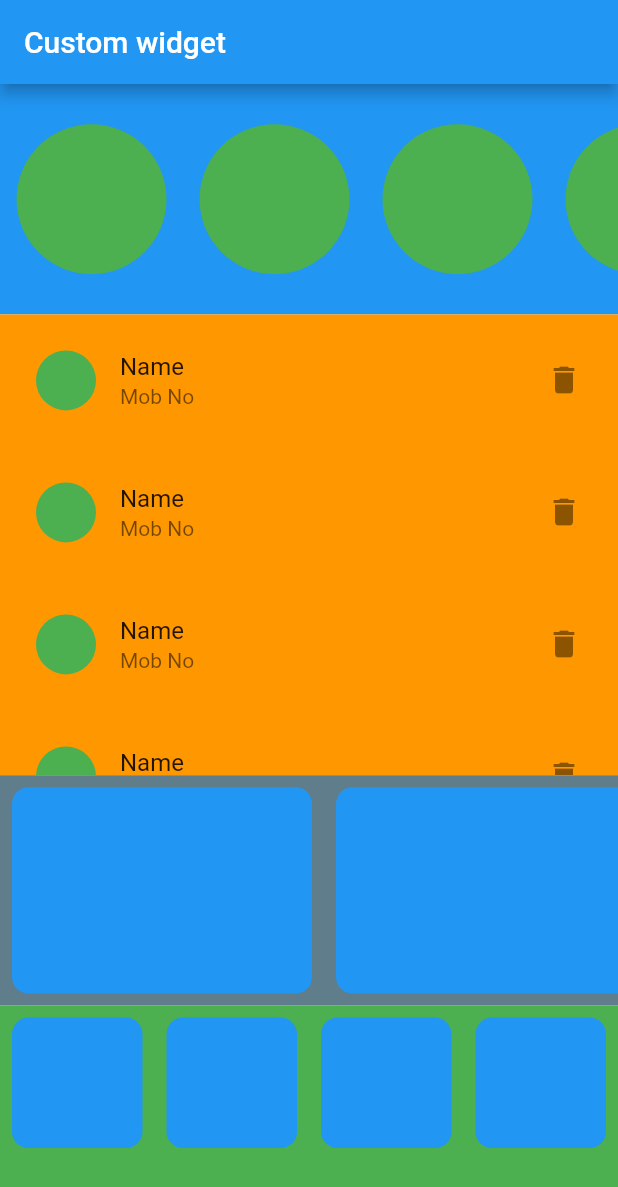
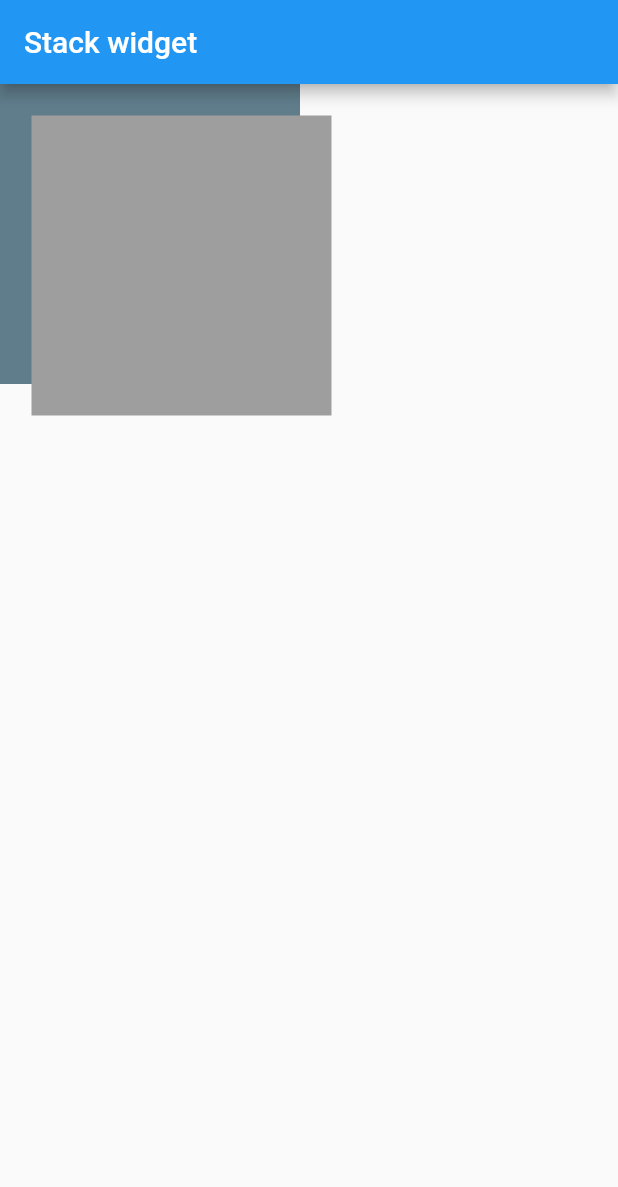
Before and after one commit to KiranKhadd29/practiceFlutter, a Flutter app: the screen it shows after launch, on a phone screen of 412 x 824 dp. Shown: the top 1187 px of the screen. Run offline on Flutter 3.47's test engine with Material 2 defaults, Android fonts, the phone set to English and light mode, and no system bars.

Commit message:
Stack widget

```diff
--- a/Sayali Workspace/demoproject/lib/main.dart
+++ b/Sayali Workspace/demoproject/lib/main.dart
@@ -10,7 +10,6 @@ void main() {
 
 class MyApp extends StatelessWidget {
   const MyApp({super.key});
-
   // This widget is the root of your application.
   @override
   Widget build(BuildContext context) {
@@ -24,20 +23,20 @@ class MyApp extends StatelessWidget {
             titleSmall:  TextStyle(fontSize: 11,fontWeight: FontWeight.w500,fontStyle: FontStyle.italic),
         ),*/
       ),
-      //home: const MyHomePage(title: 'Flutter Demo Home Page'),
-      home: MyHomePage(),
+      home: const MyHomePage(title: 'Flutter Demo Home Page'),
+      //home: MyHomePage(),
     );
   }
 }
 
-/*class MyHomePage extends StatefulWidget {
+class MyHomePage extends StatefulWidget {
   const MyHomePage({super.key, required this.title});
   final String title;
   @override
   State<MyHomePage> createState() => _MyHomePageState();
-}*/
+}
 
-/*class _MyHomePageState extends State<MyHomePage> {
+class _MyHomePageState extends State<MyHomePage> {
   /*callback() {
     print('Clicked!!!');
   }*/
@@ -60,7 +59,7 @@ class MyApp extends StatelessWidget {
       appBar: AppBar(
         // Here we take the value from the MyHomePage object that was created by
         // the App.build method, and use it to set our appbar title.
-        title: Text('Custom widget'),
+        title: Text('Stack widget'),
       ),
       //Flutter container
       /*body:Center(
@@ -815,9 +814,35 @@ class MyApp extends StatelessWidget {
         ),
       )
         */
+      //Stack widget
+      body: Container(
+        width: 300,
+        height: 300,
+        child: Stack(
+          children: [
+            Container(
+              width: 200,
+              height: 200,
+              color: Colors.blueGrey,
+            ),
+            Positioned(
+              left: 21,
+              top: 21,
+              child: Container(
+                width: 200,
+                height: 200,
+                color: Colors.grey,
+              ),
+            ),
+          ],
+        ),
+      ),
     );
   }
-}*/
+}
+
+//Splitting the app into widgets
+/*
 
 class MyHomePage extends StatelessWidget {
   @override
@@ -958,3 +983,5 @@ class BottomMenu extends StatelessWidget {
     );
   }
 }
+
+ */
```
